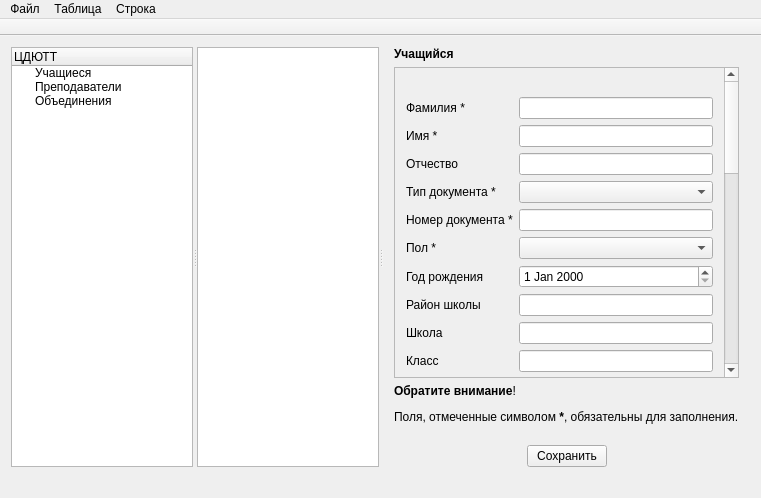
Qt form mainwindow.ui (Domerk/UdoDB) before a commit.
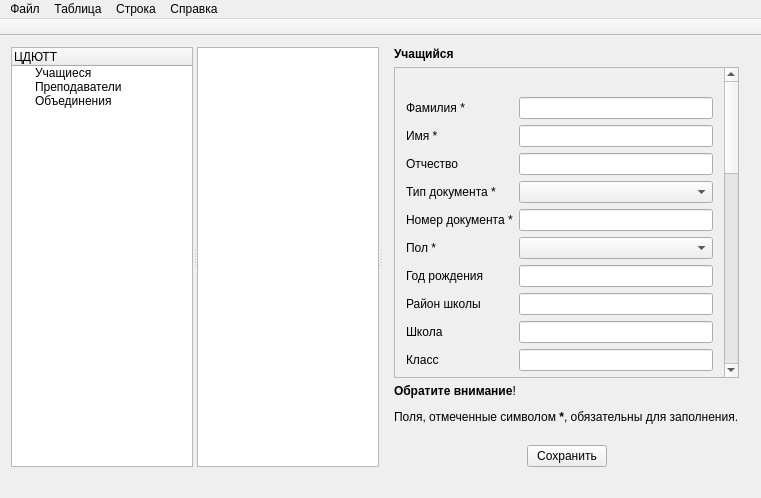
The same form after that commit. The open tabs and pages were chosen to show the change.

Commit message: Изменена форма, добавлен Insert учащихся

The edit to the form file:
```diff
--- a/mainwindow.ui
+++ b/mainwindow.ui
@@ -331,7 +331,7 @@
                <property name="geometry">
                 <rect>
                  <x>0</x>
-                 <y>0</y>
+                 <y>-371</y>
                  <width>297</width>
                  <height>897</height>
                 </rect>
@@ -475,9 +475,6 @@
                     </item>
                    </widget>
                   </item>
-                  <item row="7" column="1">
-                   <widget class="QDateEdit" name="studBirthday"/>
-                  </item>
                   <item row="8" column="1">
                    <widget class="QLineEdit" name="areaSchools"/>
                   </item>
@@ -487,6 +484,9 @@
                   <item row="10" column="1">
                    <widget class="QLineEdit" name="grade"/>
                   </item>
+                  <item row="7" column="1">
+                   <widget class="QLineEdit" name="studBirthday"/>
+                  </item>
                  </layout>
                 </item>
                 <item>
@@ -750,9 +750,15 @@
     <addaction name="actionNewStr"/>
     <addaction name="actionDeleteStr"/>
    </widget>
+   <widget class="QMenu" name="menu">
+    <property name="title">
+     <string>Справка</string>
+    </property>
+   </widget>
    <addaction name="menuFile"/>
    <addaction name="menuTab"/>
    <addaction name="menuStr"/>
+   <addaction name="menu"/>
   </widget>
   <widget class="QToolBar" name="mainToolBar">
    <property name="movable">
```
Left out of the diff: 28 changed lines with no effect on the pictures. The commit also changes 2 other files.
